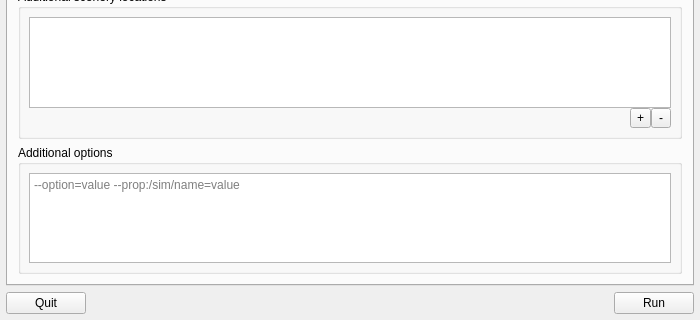
Before: the Qt Designer form src/GUI/Launcher.ui in FlightGear/flightgear, drawn with Qt 5; both pictures show x 0 to 700 and y 380 to 700 of the 700 by 700 pixel window.
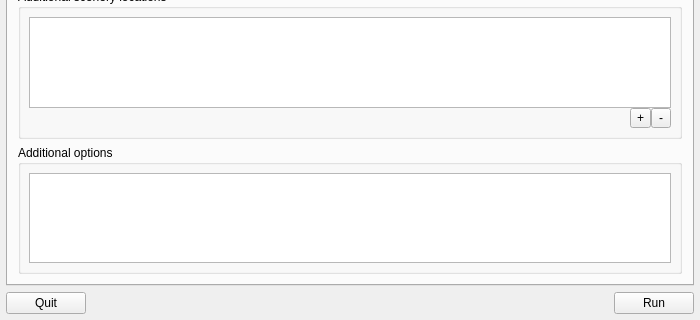
After: the same form once the commit is applied. The open tabs and pages were chosen to show the change. Custom widgets are drawn as their Qt base class.

Commit message:
Set placeholderText from code
Avoids a hard requirement of Qt 5.3; only 5.1 is
needed.

Diff of the .ui file:
```diff
--- a/src/GUI/Launcher.ui
+++ b/src/GUI/Launcher.ui
@@ -666,9 +666,6 @@
           </property>
           <item>
            <widget class="QPlainTextEdit" name="commandLineArgs">
-            <property name="placeholderText">
-             <string>--option=value --prop:/sim/name=value</string>
-            </property>
            </widget>
           </item>
          </layout>
```
The commit also changes 1 other file.
